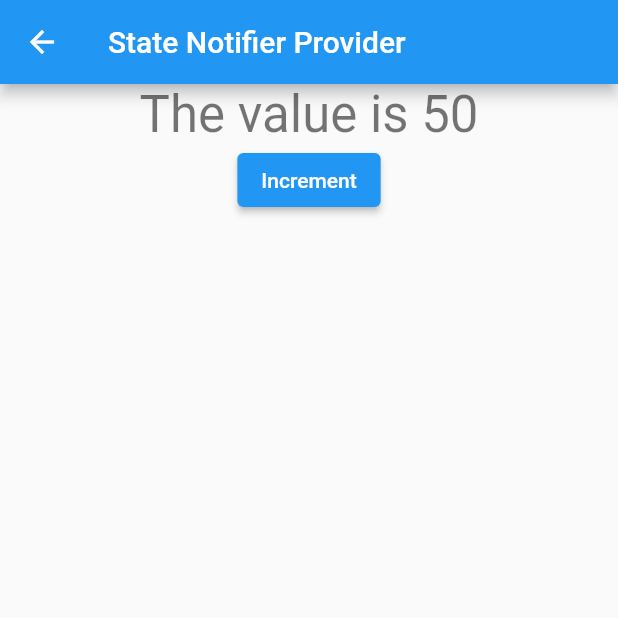
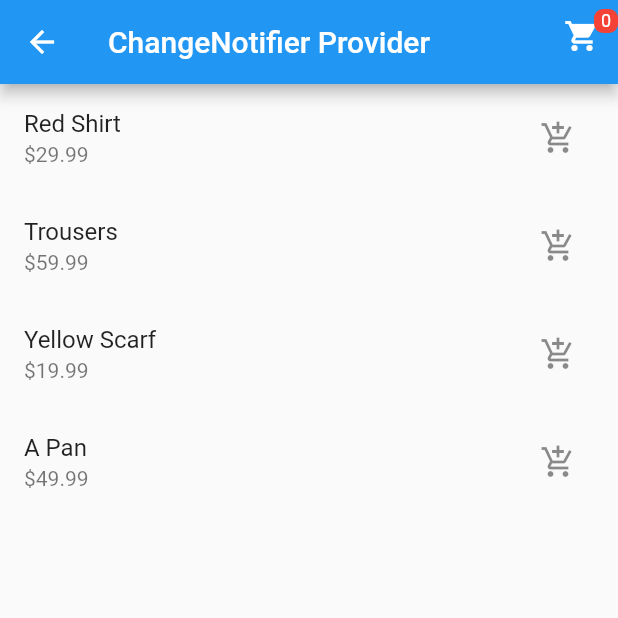
Before and after one commit to arpitAeo/flutter_riverpod, a Flutter app: the StateNotifierProvider screen opened directly, on a phone screen of 412 x 824 dp, the top half of it. Run offline on Flutter 3.47's test engine with Material 2 defaults, Android fonts, the phone set to English and light mode, and no system bars; our stand-ins replace dio, flutter_riverpod; network calls fail.

Commit message:
completed demo project

```diff
--- /dev/null
+++ b/lib/data/models/products.dart
@@ -0,0 +1,35 @@
+class Product {
+  final String id;
+  final String title;
+  final String description;
+  final double price;
+
+  Product(
+      {required this.id,
+      required this.title,
+      required this.description,
+      required this.price});
+}
+
+final List<Product> productList = [
+  Product(
+      id: '1',
+      title: 'Red Shirt',
+      description: 'A red shirt - it is pretty red!',
+      price: 29.99),
+  Product(
+      id: '2',
+      title: 'Trousers',
+      description: 'A nice pair of trousers.',
+      price: 59.99),
+  Product(
+      id: '3',
+      title: 'Yellow Scarf',
+      description: 'Warm and cozy - exactly what you need for the winter.',
+      price: 19.99),
+  Product(
+      id: '4',
+      title: 'A Pan',
+      description: 'Prepare any meal you want.',
+      price: 49.99),
+];
--- a/lib/data/services/api_service.dart
+++ b/lib/data/services/api_service.dart
@@ -5,6 +5,8 @@ import 'package:flutter_riverpod/flutter_riverpod.dart';
 import 'package:riverpod_app/data/models/suggestion.dart';
 
 final apiServiceProvider = Provider<APIService>(((ref) => APIService()));
+
+final apiServiceProviderFromSuggestion = Provider<APIService>(((ref) => APIService()));
 
 class APIService{
   Future<Suggestion> getSuggestion() async{
--- /dev/null
+++ b/lib/logic/data/cart_state_notifier.dart
@@ -0,0 +1,22 @@
+import 'package:flutter_riverpod/flutter_riverpod.dart';
+import 'package:riverpod_app/data/models/products.dart';
+
+final cartStateNotifierProvider =
+  StateNotifierProvider<CartStateNotifier, List<Product>>((ref) {
+    return CartStateNotifier();
+});
+
+class CartStateNotifier extends StateNotifier<List<Product>>{
+  CartStateNotifier() : super([]);
+
+
+  void addProduct(Product product){
+
+    state = [...state, product];
+  }
+
+  void clearProducts(){
+    state = [];
+  }
+
+}
--- a/lib/logic/provider/state_notifier_provider.dart
+++ b/lib/logic/provider/state_notifier_provider.dart
@@ -1,33 +1,108 @@
 import 'package:flutter/material.dart';
 import 'package:flutter_riverpod/flutter_riverpod.dart';
+import 'package:riverpod_app/data/models/products.dart';
+import 'package:riverpod_app/logic/data/cart_state_notifier.dart';
 
 
-final valueStateProvider = StateProvider<int>((ref) => 50);
+
 
 class StateNotifierProvider extends ConsumerWidget {
   const StateNotifierProvider({super.key});
 
-  @override
+ @override
   Widget build(BuildContext context, WidgetRef ref) {
-    final value = ref.watch(valueStateProvider);
+    final cartStateNotifier = ref.watch(cartStateNotifierProvider);
     return Scaffold(
-      appBar: AppBar(title: Text('State Notifier Provider',),
+      appBar: AppBar(
+        title: const Text('ChangeNotifier Provider'),
+        actions: [
+          Stack(children: [
+            //Shopping cart icon with a badge
+            IconButton(
+              icon: const Icon(Icons.shopping_cart),
+              onPressed: () {
+                // Show a dialog with the cart contents
+                showDialog(
+                  context: context,
+                  builder: (context) {
+                    return AlertDialog(
+                      title: const Text('Cart'),
+                      content: Column(
+                        mainAxisSize: MainAxisSize.min,
+                        children: [
+                          // Show the cart contents
+                          ...cartStateNotifier.map((item) => Text(item.title)),
+                          const SizedBox(height: 16),
+                          // Sum the total price of the cart
+                          Text(
+                            'Total: \$${cartStateNotifier.fold<double>(0, (sum, item) => sum + item.price)}',
+                            style: Theme.of(context).textTheme.headline6,
+                          ),
+                        ],
+                      ),
+                      actions: [
+                        TextButton(
+                          onPressed: () {
+                            ref.read(cartStateNotifierProvider.notifier).clearProducts();
+                          },
+                          child: const Text('Clear'),
+                        ),
+                      ],
+                    );
+                  },
+                );
+              },
+            ),
+            //Badge
+            Positioned(
+              right: 0,
+              top: 6,
+              child: Container(
+                padding: const EdgeInsets.all(1),
+                decoration: const BoxDecoration(
+                  color: Colors.red,
+                  borderRadius: BorderRadius.all(Radius.circular(6)),
+                ),
+                constraints: const BoxConstraints(
+                  minWidth: 16,
+                  minHeight: 16,
+                ),
+                child: Text(
+                  cartStateNotifier.length.toString(),
+                  style: const TextStyle(
+                    color: Colors.white,
+                    fontSize: 12,
+                  ),
+                  textAlign: TextAlign.center,
+                ),
+              ),
+            ),
+          ]),
+        ],
       ),
-      body: SingleChildScrollView(
-        child: Column(
-          children: [
-            Center(
-               child: Text(
-                'The value is $value',
-                style: Theme.of(context).textTheme.headline4,
+      body: Column(
+        children: [
+          // A list of products and a button to add to cart
+          Expanded(
+            child: ListView.builder(
+              itemCount: productList.length,
+              itemBuilder: (context, index) {
+                final product = productList[index];
+                return ListTile(
+                  title: Text(product.title),
+                  subtitle: Text('\$${product.price}'),
+                  trailing: IconButton(
+                    icon: const Icon(Icons.add_shopping_cart),
+                    onPressed: () {
+                      ref.read(cartStateNotifierProvider.notifier).addProduct(product);
+                    },
+                  ),
+                );
+              },
             ),
-             ),
-             ElevatedButton(onPressed: (){
-                  ref.read(valueStateProvider.notifier).state++;
-             }, child: Text('Increment'))
-          ],
-        ),
-      )
+          ),
+        ],
+      ),
     );
   }
 }
--- a/lib/presentation/screens/home_screen.dart
+++ b/lib/presentation/screens/home_screen.dart
@@ -63,7 +63,7 @@ import 'package:riverpod_app/logic/provider/stream_provider.dart';
                 SizedBox(height: 5,),
                 InkWell(
                   onTap: (() => Navigator.push(context, MaterialPageRoute(builder: ((context) {
-                    return StreamProvider();
+                    return StreamProviderPage();
                   })))),
                   child: Container(
                     color: Colors.amber,
@@ -77,7 +77,7 @@ import 'package:riverpod_app/logic/provider/stream_provider.dart';
                 SizedBox(height: 5,),
                 InkWell(
                   onTap: (() => Navigator.push(context, MaterialPageRoute(builder: ((context) {
-                    return ChangeNotifierProvider();
+                    return ChangeNotifierProviderPage();
                   })))),
                   child: Container(
                     color: Colors.orange,
```
Also changed, not shown: lib/data/services/stream_service.dart (added, +14 -0 lines), lib/logic/data/cart_notifier.dart (added, +29 -0 lines), lib/logic/provider/change_notifier_provider.dart (+103 -8 lines), lib/logic/provider/future_provider.dart (+19 -6 lines), lib/logic/provider/stream_provider.dart (+29 -5 lines).
